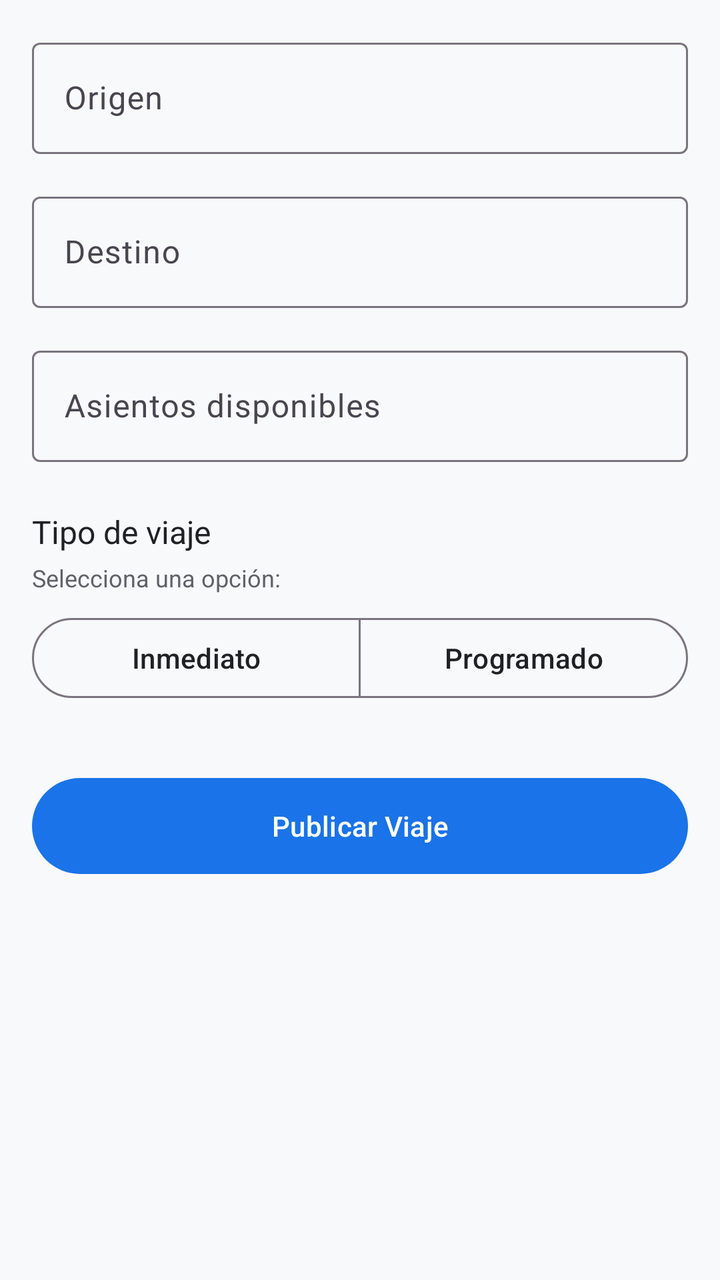
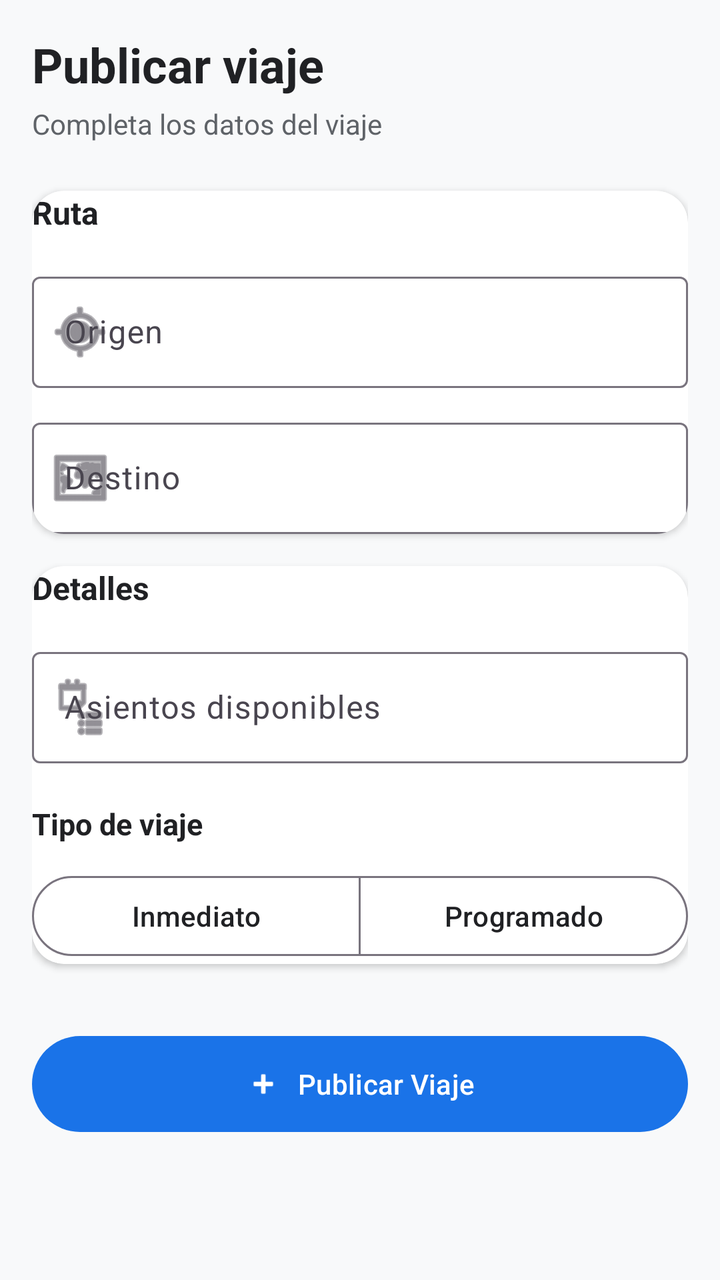

Screens rendered from an Android XML layout before and after an edit, with the pre-edit source and the edit as a unified diff.
<!-- AndroidManifest.xml: application theme Theme.CarpoolApp -->
<!-- res/layout/fragment_publicar_viaje.xml -->
<?xml version="1.0" encoding="utf-8"?>
<ScrollView
    xmlns:android="http://schemas.android.com/apk/res/android"
    xmlns:app="http://schemas.android.com/apk/res-auto"
    android:layout_width="match_parent"
    android:layout_height="match_parent">

    <androidx.constraintlayout.widget.ConstraintLayout
        android:layout_width="match_parent"
        android:layout_height="wrap_content"
        android:padding="@dimen/margin_medium">

        <com.google.android.material.textfield.TextInputLayout
            android:id="@+id/origen_layout"
            android:layout_width="0dp"
            android:layout_height="wrap_content"
            android:hint="@string/label_origen"
            style="@style/Widget.Material3.TextInputLayout.OutlinedBox"
            app:layout_constraintTop_toTopOf="parent"
            app:layout_constraintStart_toStartOf="parent"
            app:layout_constraintEnd_toEndOf="parent">

            <com.google.android.material.textfield.TextInputEditText
                android:id="@+id/origen_input"
                android:layout_width="match_parent"
                android:layout_height="wrap_content" />
        </com.google.android.material.textfield.TextInputLayout>

        <com.google.android.material.textfield.TextInputLayout
            android:id="@+id/destino_layout"
            android:layout_width="0dp"
            android:layout_height="wrap_content"
            android:hint="@string/label_destino"
            style="@style/Widget.Material3.TextInputLayout.OutlinedBox"
            app:layout_constraintTop_toBottomOf="@id/origen_layout"
            app:layout_constraintStart_toStartOf="parent"
            app:layout_constraintEnd_toEndOf="parent"
            android:layout_marginTop="16dp">

            <com.google.android.material.textfield.TextInputEditText
                android:id="@+id/destino_input"
                android:layout_width="match_parent"
                android:layout_height="wrap_content" />
        </com.google.android.material.textfield.TextInputLayout>

        <com.google.android.material.textfield.TextInputLayout
            android:id="@+id/asientos_layout"
            android:layout_width="0dp"
            android:layout_height="wrap_content"
            android:hint="@string/label_asientos"
            style="@style/Widget.Material3.TextInputLayout.OutlinedBox"
            app:layout_constraintTop_toBottomOf="@id/destino_layout"
            app:layout_constraintStart_toStartOf="parent"
            app:layout_constraintEnd_toEndOf="parent"
            android:layout_marginTop="16dp">

            <com.google.android.material.textfield.TextInputEditText
                android:id="@+id/asientos_input"
                android:layout_width="match_parent"
                android:layout_height="wrap_content"
                android:inputType="number" />
        </com.google.android.material.textfield.TextInputLayout>

        <TextView
            android:id="@+id/tipo_label"
            android:layout_width="wrap_content"
            android:layout_height="wrap_content"
            android:text="@string/label_tipo_viaje"
            android:textSize="16sp"
            android:textColor="@color/text_primary"
            app:layout_constraintTop_toBottomOf="@id/asientos_layout"
            app:layout_constraintStart_toStartOf="parent"
            android:layout_marginTop="24dp" />

        <TextView
            android:id="@+id/tipo_helper"
            android:layout_width="0dp"
            android:layout_height="wrap_content"
            android:text="Selecciona una opción:"
            android:textSize="12sp"
            android:textColor="@color/text_secondary"
            app:layout_constraintTop_toBottomOf="@id/tipo_label"
            app:layout_constraintStart_toStartOf="parent"
            app:layout_constraintEnd_toEndOf="parent"
            android:layout_marginTop="4dp" />

        <com.google.android.material.button.MaterialButtonToggleGroup
            android:id="@+id/tipo_toggle"
            android:layout_width="0dp"
            android:layout_height="wrap_content"
            app:layout_constraintTop_toBottomOf="@id/tipo_helper"
            app:layout_constraintStart_toStartOf="parent"
            app:layout_constraintEnd_toEndOf="parent"
            android:layout_marginTop="8dp"
            app:singleSelection="true"
            app:selectionRequired="true">

            <com.google.android.material.button.MaterialButton
                android:id="@+id/btn_inmediato"
                style="@style/Widget.Material3.Button.OutlinedButton"
                android:layout_width="0dp"
                android:layout_height="wrap_content"
                android:text="@string/label_inmediato"
                android:layout_weight="1"
                android:checked="false" />

            <com.google.android.material.button.MaterialButton
                android:id="@+id/btn_programado"
                style="@style/Widget.Material3.Button.OutlinedButton"
                android:layout_width="0dp"
                android:layout_height="wrap_content"
                android:text="@string/label_programado"
                android:checked="true"
                android:layout_weight="1" />
        </com.google.android.material.button.MaterialButtonToggleGroup>

        <com.google.android.material.button.MaterialButton
            android:id="@+id/btn_publicar"
            android:layout_width="0dp"
            android:layout_height="56dp"
            android:text="@string/btn_publicar_viaje"
            app:layout_constraintTop_toBottomOf="@id/tipo_toggle"
            app:layout_constraintStart_toStartOf="parent"
            app:layout_constraintEnd_toEndOf="parent"
            android:layout_marginTop="32dp" />

    </androidx.constraintlayout.widget.ConstraintLayout>
</ScrollView>
<!-- resources referenced by this layout -->
<resources>
  <color name="text_primary">#FF202124</color>
  <color name="text_secondary">#FF5F6368</color>
  <dimen name="margin_medium">16dp</dimen>
  <string name="btn_publicar_viaje">Publicar Viaje</string>
  <string name="label_asientos">Asientos disponibles</string>
  <string name="label_destino">Destino</string>
  <string name="label_inmediato">Inmediato</string>
  <string name="label_origen">Origen</string>
  <string name="label_programado">Programado</string>
  <string name="label_tipo_viaje">Tipo de viaje</string>
  <style name="Theme.CarpoolApp" parent="Theme.Material3.DayNight.NoActionBar">
          <item name="colorPrimary">@color/primary</item>
          <item name="colorOnPrimary">@color/on_primary</item>
          <item name="colorPrimaryContainer">@color/primary_variant</item>
          <item name="colorSecondary">@color/secondary</item>
          <item name="colorOnSecondary">@color/on_secondary</item>
          <item name="colorError">@color/error</item>
          <item name="colorOnError">@color/on_error</item>
          <item name="android:colorBackground">@color/background</item>
          <item name="colorOnBackground">@color/on_background</item>
          <item name="colorOnSurface">@color/on_surface</item>
      </style>
  <color name="primary">#FF1A73E8</color>
  <color name="on_primary">#FFFFFFFF</color>
  <color name="primary_variant">#FF1557B0</color>
  <color name="secondary">#FF34A853</color>
  <color name="on_secondary">#FFFFFFFF</color>
  <color name="error">#FFD93025</color>
  <color name="on_error">#FFFFFFFF</color>
  <color name="background">#FFF8F9FA</color>
  <color name="on_background">#FF202124</color>
  <color name="on_surface">#FF202124</color>
</resources>

<!-- the commit's change to res/layout/fragment_publicar_viaje.xml (unified diff, before → after) -->
@@ -3,123 +3,201 @@
     xmlns:android="http://schemas.android.com/apk/res/android"
     xmlns:app="http://schemas.android.com/apk/res-auto"
     android:layout_width="match_parent"
-    android:layout_height="match_parent">
+    android:layout_height="match_parent"
+    android:background="@color/background">
 
     <androidx.constraintlayout.widget.ConstraintLayout
         android:layout_width="match_parent"
         android:layout_height="wrap_content"
-        android:padding="@dimen/margin_medium">
-
-        <com.google.android.material.textfield.TextInputLayout
-            android:id="@+id/origen_layout"
+        android:padding="16dp">
+
+        <TextView
+            android:id="@+id/section_title"
+            android:layout_width="wrap_content"
+            android:layout_height="wrap_content"
+            android:text="Publicar viaje"
+            android:textSize="24sp"
+            android:textStyle="bold"
+            android:textColor="@color/text_primary"
+            app:layout_constraintTop_toTopOf="parent"
+            app:layout_constraintStart_toStartOf="parent" />
+
+        <TextView
+            android:id="@+id/section_subtitle"
+            android:layout_width="wrap_content"
+            android:layout_height="wrap_content"
+            android:text="Completa los datos del viaje"
+            android:textSize="14sp"
+            android:textColor="@color/text_secondary"
+            app:layout_constraintTop_toBottomOf="@id/section_title"
+            app:layout_constraintStart_toStartOf="parent"
+            android:layout_marginTop="4dp" />
+
+        <com.google.android.material.card.MaterialCardView
+            android:id="@+id/route_card"
             android:layout_width="0dp"
             android:layout_height="wrap_content"
-            android:hint="@string/label_origen"
-            style="@style/Widget.Material3.TextInputLayout.OutlinedBox"
-            app:layout_constraintTop_toTopOf="parent"
-            app:layout_constraintStart_toStartOf="parent"
-            app:layout_constraintEnd_toEndOf="parent">
-
-            <com.google.android.material.textfield.TextInputEditText
-                android:id="@+id/origen_input"
+            app:cardCornerRadius="16dp"
+            app:cardElevation="2dp"
+            app:cardBackgroundColor="@color/surface"
+            android:layout_marginTop="24dp"
+            app:layout_constraintTop_toBottomOf="@id/section_subtitle"
+            app:layout_constraintStart_toStartOf="parent"
+            app:layout_constraintEnd_toEndOf="parent"
+            android:padding="20dp">
+
+            <androidx.constraintlayout.widget.ConstraintLayout
                 android:layout_width="match_parent"
-                android:layout_height="wrap_content" />
-        </com.google.android.material.textfield.TextInputLayout>
-
-        <com.google.android.material.textfield.TextInputLayout
-            android:id="@+id/destino_layout"
+                android:layout_height="wrap_content">
+
+                <TextView
+                    android:id="@+id/route_section_label"
+                    android:layout_width="wrap_content"
+                    android:layout_height="wrap_content"
+                    android:text="Ruta"
+                    android:textSize="16sp"
+                    android:textStyle="bold"
+                    android:textColor="@color/text_primary"
+                    app:layout_constraintTop_toTopOf="parent"
+                    app:layout_constraintStart_toStartOf="parent" />
+
+                <com.google.android.material.textfield.TextInputLayout
+                    android:id="@+id/origen_layout"
+                    android:layout_width="0dp"
+                    android:layout_height="wrap_content"
+                    android:hint="@string/label_origen"
+                    style="@style/Widget.Material3.TextInputLayout.OutlinedBox"
+                    app:startIconDrawable="@android:drawable/ic_menu_mylocation"
+                    app:layout_constraintTop_toBottomOf="@id/route_section_label"
+                    app:layout_constraintStart_toStartOf="parent"
+                    app:layout_constraintEnd_toEndOf="parent"
+                    android:layout_marginTop="16dp">
+
+                    <com.google.android.material.textfield.TextInputEditText
+                        android:id="@+id/origen_input"
+                        android:layout_width="match_parent"
+                        android:layout_height="wrap_content" />
+                </com.google.android.material.textfield.TextInputLayout>
+
+                <com.google.android.material.textfield.TextInputLayout
+                    android:id="@+id/destino_layout"
+                    android:layout_width="0dp"
+                    android:layout_height="wrap_content"
+                    android:hint="@string/label_destino"
+                    style="@style/Widget.Material3.TextInputLayout.OutlinedBox"
+                    app:startIconDrawable="@android:drawable/ic_menu_mapmode"
+                    app:layout_constraintTop_toBottomOf="@id/origen_layout"
+                    app:layout_constraintStart_toStartOf="parent"
+                    app:layout_constraintEnd_toEndOf="parent"
+                    android:layout_marginTop="12dp">
+
+                    <com.google.android.material.textfield.TextInputEditText
+                        android:id="@+id/destino_input"
+                        android:layout_width="match_parent"
+                        android:layout_height="wrap_content" />
+                </com.google.android.material.textfield.TextInputLayout>
+            </androidx.constraintlayout.widget.ConstraintLayout>
+        </com.google.android.material.card.MaterialCardView>
+
+        <com.google.android.material.card.MaterialCardView
+            android:id="@+id/details_card"
             android:layout_width="0dp"
             android:layout_height="wrap_content"
-            android:hint="@string/label_destino"
-            style="@style/Widget.Material3.TextInputLayout.OutlinedBox"
-            app:layout_constraintTop_toBottomOf="@id/origen_layout"
+            app:cardCornerRadius="16dp"
+            app:cardElevation="2dp"
+            app:cardBackgroundColor="@color/surface"
+            android:layout_marginTop="16dp"
+            app:layout_constraintTop_toBottomOf="@id/route_card"
             app:layout_constraintStart_toStartOf="parent"
             app:layout_constraintEnd_toEndOf="parent"
-            android:layout_marginTop="16dp">
-
-            <com.google.android.material.textfield.TextInputEditText
-                android:id="@+id/destino_input"
+            android:padding="20dp">
+
+            <androidx.constraintlayout.widget.ConstraintLayout
                 android:layout_width="match_parent"
-                android:layout_height="wrap_content" />
-        </com.google.android.material.textfield.TextInputLayout>
-
-        <com.google.android.material.textfield.TextInputLayout
-            android:id="@+id/asientos_layout"
-            android:layout_width="0dp"
-            android:layout_height="wrap_content"
-            android:hint="@string/label_asientos"
-            style="@style/Widget.Material3.TextInputLayout.OutlinedBox"
-            app:layout_constraintTop_toBottomOf="@id/destino_layout"
-            app:layout_constraintStart_toStartOf="parent"
-            app:layout_constraintEnd_toEndOf="parent"
-            android:layout_marginTop="16dp">
-
-            <com.google.android.material.textfield.TextInputEditText
-                android:id="@+id/asientos_input"
-                android:layout_width="match_parent"
-                android:layout_height="wrap_content"
-                android:inputType="number" />
-        </com.google.android.material.textfield.TextInputLayout>
-
-        <TextView
-            android:id="@+id/tipo_label"
-            android:layout_width="wrap_content"
-            android:layout_height="wrap_content"
-            android:text="@string/label_tipo_viaje"
-            android:textSize="16sp"
-            android:textColor="@color/text_primary"
-            app:layout_constraintTop_toBottomOf="@id/asientos_layout"
-            app:layout_constraintStart_toStartOf="parent"
-            android:layout_marginTop="24dp" />
-
-        <TextView
-            android:id="@+id/tipo_helper"
-            android:layout_width="0dp"
-            android:layout_height="wrap_content"
-            android:text="Selecciona una opción:"
-            android:textSize="12sp"
-            android:textColor="@color/text_secondary"
-            app:layout_constraintTop_toBottomOf="@id/tipo_label"
-            app:layout_constraintStart_toStartOf="parent"
-            app:layout_constraintEnd_toEndOf="parent"
-            android:layout_marginTop="4dp" />
-
-        <com.google.android.material.button.MaterialButtonToggleGroup
-            android:id="@+id/tipo_toggle"
-            android:layout_width="0dp"
-            android:layout_height="wrap_content"
-            app:layout_constraintTop_toBottomOf="@id/tipo_helper"
-            app:layout_constraintStart_toStartOf="parent"
-            app:layout_constraintEnd_toEndOf="parent"
-            android:layout_marginTop="8dp"
-            app:singleSelection="true"
-            app:selectionRequired="true">
-
-            <com.google.android.material.button.MaterialButton
-                android:id="@+id/btn_inmediato"
-                style="@style/Widget.Material3.Button.OutlinedButton"
-                android:layout_width="0dp"
-                android:layout_height="wrap_content"
-                android:text="@string/label_inmediato"
-                android:layout_weight="1"
-                android:checked="false" />
-
-            <com.google.android.material.button.MaterialButton
-                android:id="@+id/btn_programado"
-                style="@style/Widget.Material3.Button.OutlinedButton"
-                android:layout_width="0dp"
-                android:layout_height="wrap_content"
-                android:text="@string/label_programado"
-                android:checked="true"
-                android:layout_weight="1" />
-        </com.google.android.material.button.MaterialButtonToggleGroup>
+                android:layout_height="wrap_content">
+
+                <TextView
+                    android:id="@+id/details_section_label"
+                    android:layout_width="wrap_content"
+                    android:layout_height="wrap_content"
+                    android:text="Detalles"
+                    android:textSize="16sp"
+                    android:textStyle="bold"
+                    android:textColor="@color/text_primary"
+                    app:layout_constraintTop_toTopOf="parent"
+                    app:layout_constraintStart_toStartOf="parent" />
+
+                <com.google.android.material.textfield.TextInputLayout
+                    android:id="@+id/asientos_layout"
+                    android:layout_width="0dp"
+                    android:layout_height="wrap_content"
+                    android:hint="@string/label_asientos"
+                    style="@style/Widget.Material3.TextInputLayout.OutlinedBox"
+                    app:startIconDrawable="@android:drawable/ic_menu_agenda"
+                    app:layout_constraintTop_toBottomOf="@id/details_section_label"
+                    app:layout_constraintStart_toStartOf="parent"
+                    app:layout_constraintEnd_toEndOf="parent"
+                    android:layout_marginTop="16dp">
+
+                    <com.google.android.material.textfield.TextInputEditText
+                        android:id="@+id/asientos_input"
+                        android:layout_width="match_parent"
+                        android:layout_height="wrap_content"
+                        android:inputType="number" />
+                </com.google.android.material.textfield.TextInputLayout>
+
+                <TextView
+                    android:id="@+id/tipo_label"
+                    android:layout_width="wrap_content"
+                    android:layout_height="wrap_content"
+                    android:text="@string/label_tipo_viaje"
+                    android:textSize="15sp"
+                    android:textStyle="bold"
+                    android:textColor="@color/text_primary"
+                    app:layout_constraintTop_toBottomOf="@id/asientos_layout"
+                    app:layout_constraintStart_toStartOf="parent"
+                    android:layout_marginTop="20dp" />
+
+                <com.google.android.material.button.MaterialButtonToggleGroup
+                    android:id="@+id/tipo_toggle"
+                    android:layout_width="0dp"
+                    android:layout_height="wrap_content"
+                    app:layout_constraintTop_toBottomOf="@id/tipo_label"
+                    app:layout_constraintStart_toStartOf="parent"
+                    app:layout_constraintEnd_toEndOf="parent"
+                    android:layout_marginTop="12dp"
+                    app:singleSelection="true"
+                    app:selectionRequired="true">
+
+                    <com.google.android.material.button.MaterialButton
+                        android:id="@+id/btn_inmediato"
+                        style="@style/Widget.Material3.Button.OutlinedButton"
+                        android:layout_width="0dp"
+                        android:layout_height="wrap_content"
+                        android:text="@string/label_inmediato"
+                        android:layout_weight="1"
+                        android:checked="false" />
+
+                    <com.google.android.material.button.MaterialButton
+                        android:id="@+id/btn_programado"
+                        style="@style/Widget.Material3.Button.OutlinedButton"
+                        android:layout_width="0dp"
+                        android:layout_height="wrap_content"
+                        android:text="@string/label_programado"
+                        android:checked="true"
+                        android:layout_weight="1" />
+                </com.google.android.material.button.MaterialButtonToggleGroup>
+            </androidx.constraintlayout.widget.ConstraintLayout>
+        </com.google.android.material.card.MaterialCardView>
 
         <com.google.android.material.button.MaterialButton
             android:id="@+id/btn_publicar"
             android:layout_width="0dp"
             android:layout_height="56dp"
             android:text="@string/btn_publicar_viaje"
-            app:layout_constraintTop_toBottomOf="@id/tipo_toggle"
+            app:icon="@android:drawable/ic_input_add"
+            app:iconGravity="textStart"
+            app:layout_constraintTop_toBottomOf="@id/details_card"
             app:layout_constraintStart_toStartOf="parent"
             app:layout_constraintEnd_toEndOf="parent"
             android:layout_marginTop="32dp" />
<!-- resource entries referenced after the edit -->
@@ -2,7 +2,6 @@
 <resources>
   <color name="text_primary">#FF202124</color>
   <color name="text_secondary">#FF5F6368</color>
-  <dimen name="margin_medium">16dp</dimen>
   <string name="btn_publicar_viaje">Publicar Viaje</string>
   <string name="label_asientos">Asientos disponibles</string>
   <string name="label_destino">Destino</string>
@@ -21,6 +20,7 @@
           <item name="android:colorBackground">@color/background</item>
           <item name="colorOnBackground">@color/on_background</item>
           <item name="colorOnSurface">@color/on_surface</item>
+          <item name="materialCardViewStyle">@style/Widget.CarpoolApp.Card</item>
       </style>
   <color name="primary">#FF1A73E8</color>
   <color name="on_primary">#FFFFFFFF</color>
@@ -30,7 +30,13 @@
   <color name="error">#FFD93025</color>
   <color name="on_error">#FFFFFFFF</color>
   <color name="background">#FFF8F9FA</color>
+  <color name="surface">#FFFFFFFF</color>
   <color name="on_background">#FF202124</color>
   <color name="on_surface">#FF202124</color>
+  <style name="Widget.CarpoolApp.Card" parent="Widget.Material3.CardView.Filled">
+          <item name="cardCornerRadius">16dp</item>
+          <item name="cardElevation">2dp</item>
+          <item name="strokeWidth">0dp</item>
+      </style>
 </resources>
 
